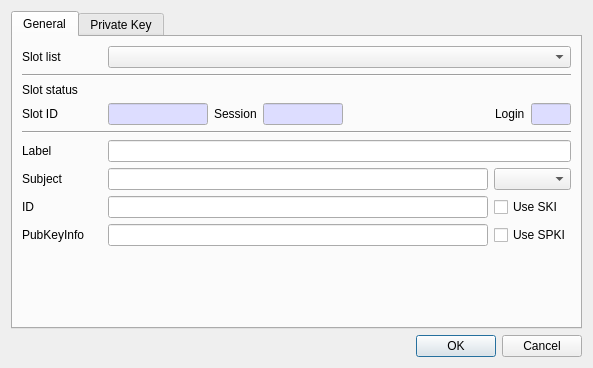
Old version of the form CryptokiMan/create_ec_pri_key_dlg.ui in the repository jykim74/CryptokiMan.
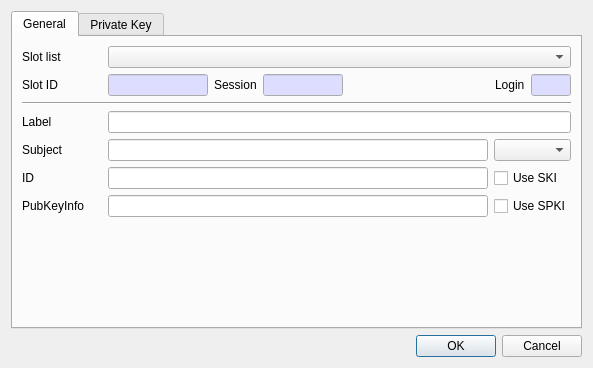
New version of the form. The open tabs and pages were chosen to show the change.

What changed in the file:
```diff
--- a/CryptokiMan/create_ec_pri_key_dlg.ui
+++ b/CryptokiMan/create_ec_pri_key_dlg.ui
@@ -54,20 +54,6 @@
          </item>
         </layout>
        </item>
-       <item>
-        <widget class="Line" name="line">
-         <property name="orientation">
-          <enum>Qt::Horizontal</enum>
-         </property>
-        </widget>
-       </item>
-       <item>
-        <widget class="QLabel" name="label_2">
-         <property name="text">
-          <string>Slot status</string>
-         </property>
-        </widget>
-       </item>
        <item>
         <layout class="QGridLayout" name="gridLayout_3">
          <property name="topMargin">
```
Left out of the diff: 2 changed lines with no effect on the pictures.
